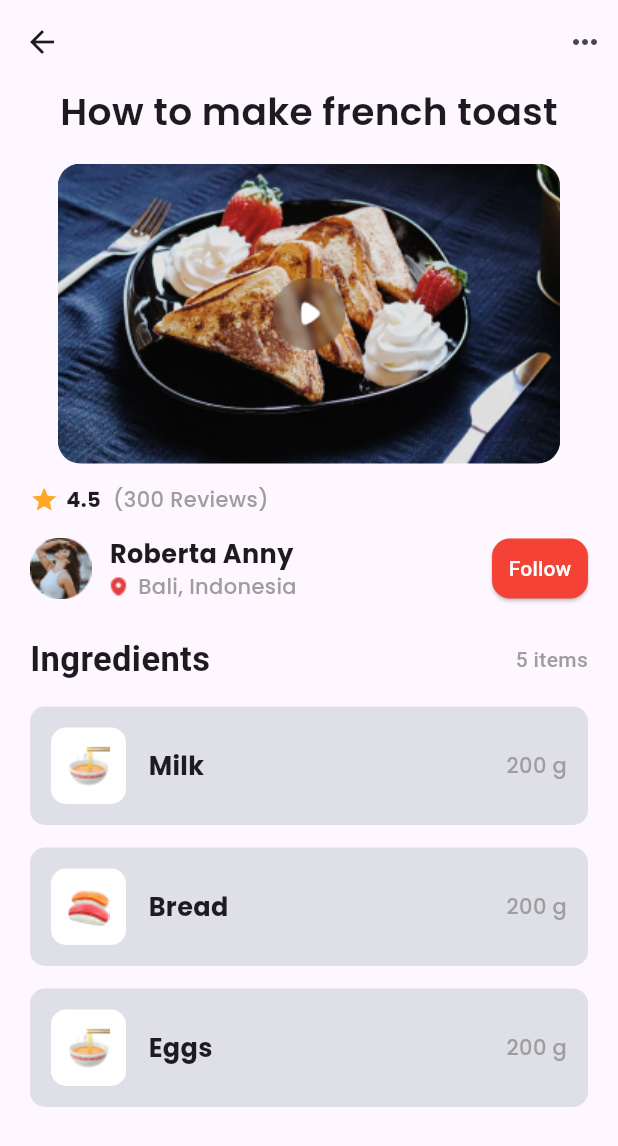
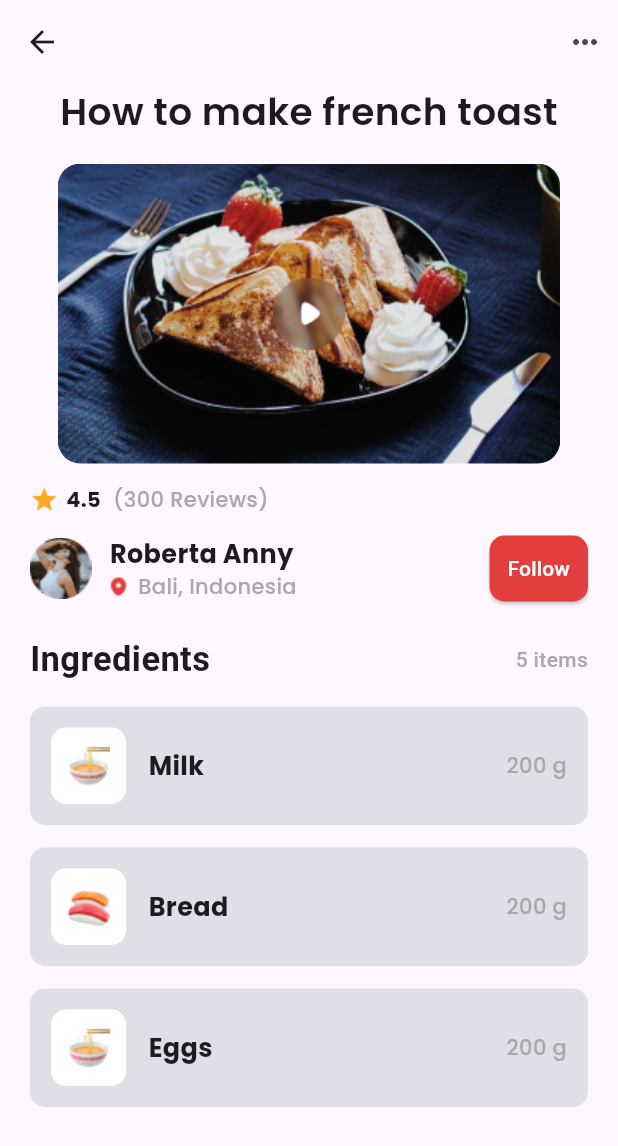
Before and after one commit to Ig-Matrix/FlutterProject, a Flutter app: the screen it shows after launch, on a phone screen of 412 x 824 dp. Shown: the top 1146 px of the screen. Run offline on Flutter 3.47's test engine with Material 3 defaults, Android fonts, the phone set to English and light mode, and no system bars; our stand-ins replace google_fonts.

Commit message:
implemented specified colors

```diff
--- a/lib/IngredientSection.dart
+++ b/lib/IngredientSection.dart
@@ -6,9 +6,9 @@ class IngredientSection extends StatelessWidget {
 
   @override
   Widget build(BuildContext context) {
-    return Column(
+    return const Column(
       children: [
-        const Row(
+        Row(
           mainAxisAlignment: MainAxisAlignment.spaceBetween,
           children: [
             Text(
@@ -19,21 +19,21 @@ class IngredientSection extends StatelessWidget {
               "5 items",
               style: TextStyle(
                 fontWeight: FontWeight.w500,
-                color: Colors.grey,
+                color: Color(0xFFA9A9A9),
                 fontSize: 14,
               ),
             ),
           ],
         ),
-        const SizedBox(
+        SizedBox(
           height: 15,
         ),
         IngredientsCard(image: "assets/images/coffee.png", name: "Milk", weight: "200"),
-        const SizedBox(
+        SizedBox(
           height: 15,
         ),
         IngredientsCard(image: "assets/images/burger.png", name: "Bread", weight: "200"),
-        const SizedBox(
+        SizedBox(
           height: 15,
         ),
         IngredientsCard(image: "assets/images/coffee.png", name: "Eggs", weight: "200"),
--- a/lib/widgets/Appbar.dart
+++ b/lib/widgets/Appbar.dart
@@ -1,7 +1,7 @@
 import 'package:flutter/material.dart';
 
 class Appbar extends StatelessWidget implements PreferredSizeWidget {
-   Appbar({super.key});
+   const Appbar({super.key});
 
   @override
   AppBar build(BuildContext context) {
--- a/lib/widgets/Card.dart
+++ b/lib/widgets/Card.dart
@@ -44,7 +44,7 @@ class IngredientsCard extends StatelessWidget {
             "$weight g",
             style: const TextStyle(
               fontWeight: FontWeight.w500,
-              color: Colors.grey,
+              color: Color(0xFFA9A9A9),
               fontSize: 14,
               fontFamily: 'Poppins',
             ),
--- a/lib/widgets/Reviews.dart
+++ b/lib/widgets/Reviews.dart
@@ -33,7 +33,7 @@ class Reviews extends StatelessWidget {
           "(300 Reviews)",
           style: TextStyle(
             fontWeight: FontWeight.w500,
-            color: Colors.grey,
+            color: Color(0xFFA9A9A9),
             fontSize: 14,
             fontFamily: 'Poppins',
           ),
--- a/lib/widgets/UserProfile.dart
+++ b/lib/widgets/UserProfile.dart
@@ -40,7 +40,7 @@ class UserProfile extends StatelessWidget {
                     location,
                     style: const TextStyle(
                       fontWeight: FontWeight.w500,
-                      color: Colors.grey,
+                      color: Color(0xFFA9A9A9),
                       fontSize: 14,
                       fontFamily: 'Poppins',
                     ),
@@ -53,12 +53,12 @@ class UserProfile extends StatelessWidget {
         ElevatedButton(
           onPressed: () {},
           style: ElevatedButton.styleFrom(
-            backgroundColor: Colors.red,
+            backgroundColor: Color(0xFFE23E3E),
             foregroundColor: Colors.white,
             padding:
-            const EdgeInsets.all(10),
+            const EdgeInsets.all(12),
             shape: RoundedRectangleBorder(
-              borderRadius: BorderRadius.circular(12),
+              borderRadius: BorderRadius.circular(10),
             ),
           ),
           child: const Text('Follow'),
```
Also changed, not shown: 1 other file.
